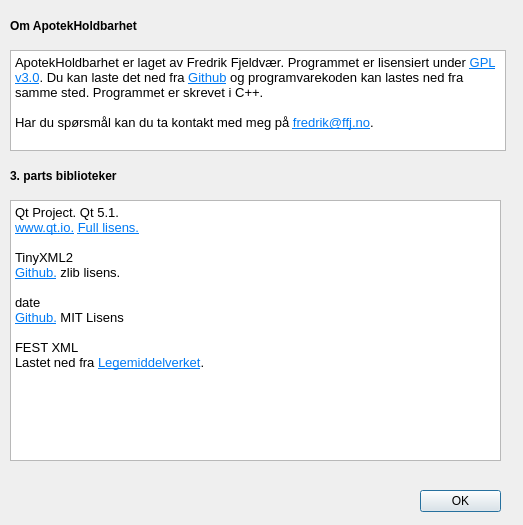
The window that app/ui/about_apotekholdbarhet.ui (stupedama/ApotekHoldbarhet) describes before a commit, drawn with Qt 5.
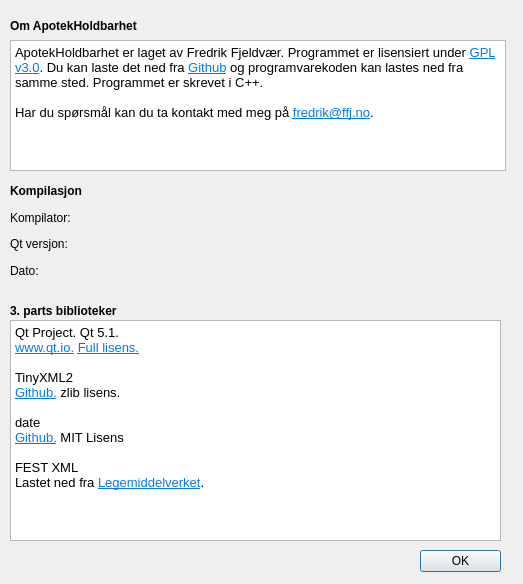
The same window after the commit. Icons and pictures are not drawn.

Commit message:
info about qt and compiler version
added a field for compiler version, date compiled and qt version. added a class comment.

The edit to the form file:
```diff
--- a/app/ui/about_apotekholdbarhet.ui
+++ b/app/ui/about_apotekholdbarhet.ui
@@ -7,7 +7,7 @@
     <x>0</x>
     <y>0</y>
     <width>523</width>
-    <height>525</height>
+    <height>584</height>
    </rect>
   </property>
   <property name="windowTitle">
@@ -21,7 +21,7 @@
    <property name="geometry">
     <rect>
      <x>420</x>
-     <y>490</y>
+     <y>550</y>
      <width>81</width>
      <height>31</height>
     </rect>
@@ -62,9 +62,9 @@
    <property name="geometry">
     <rect>
      <x>10</x>
-     <y>50</y>
+     <y>40</y>
      <width>496</width>
-     <height>101</height>
+     <height>131</height>
     </rect>
    </property>
    <layout class="QHBoxLayout" name="horizontalLayout">
@@ -87,9 +87,9 @@
    <property name="geometry">
     <rect>
      <x>10</x>
-     <y>200</y>
+     <y>320</y>
      <width>491</width>
-     <height>261</height>
+     <height>221</height>
     </rect>
    </property>
    <layout class="QHBoxLayout" name="horizontalLayout_2">
@@ -120,9 +120,9 @@
    <property name="geometry">
     <rect>
      <x>10</x>
-     <y>160</y>
+     <y>300</y>
      <width>241</width>
-     <height>31</height>
+     <height>21</height>
     </rect>
    </property>
    <layout class="QVBoxLayout" name="verticalLayout_2">
@@ -141,6 +141,52 @@
     </item>
    </layout>
   </widget>
+  <widget class="QWidget" name="verticalLayoutWidget_3">
+   <property name="geometry">
+    <rect>
+     <x>10</x>
+     <y>180</y>
+     <width>491</width>
+     <height>101</height>
+    </rect>
+   </property>
+   <layout class="QVBoxLayout" name="verticalLayout_3">
+    <item>
+     <widget class="QLabel" name="compiled_title">
+      <property name="font">
+       <font>
+        <weight>75</weight>
+        <bold>true</bold>
+       </font>
+      </property>
+      <property name="text">
+       <string>Kompilasjon</string>
+      </property>
+     </widget>
+    </item>
+    <item>
+     <widget class="QLabel" name="label_compiled_info">
+      <property name="text">
+       <string>Kompilator: </string>
+      </property>
+     </widget>
+    </item>
+    <item>
+     <widget class="QLabel" name="label_qt_version">
+      <property name="text">
+       <string>Qt versjon: </string>
+      </property>
+     </widget>
+    </item>
+    <item>
+     <widget class="QLabel" name="label_compiled_date">
+      <property name="text">
+       <string>Dato: </string>
+      </property>
+     </widget>
+    </item>
+   </layout>
+  </widget>
  </widget>
  <resources>
   <include location="../images.qrc"/>
```
The commit also changes 2 other files.
